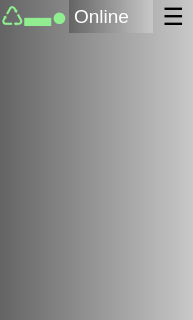
Above: examples/qt/mainwindow.ui from meganz/MEGAchat before the change; both pictures show x 0 to 193 and y 0 to 320 of the 193 by 469 pixel window. Below: the same form after it.
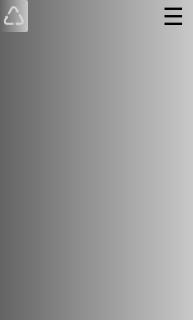
That is the form after the change.

The edit to the form file:
```diff
--- a/examples/qt/mainwindow.ui
+++ b/examples/qt/mainwindow.ui
@@ -13,12 +13,15 @@
   <property name="windowTitle">
    <string>MEGA</string>
   </property>
+  <property name="styleSheet">
+   <string notr="true"/>
+  </property>
   <property name="locale">
    <locale language="English" country="UnitedStates"/>
   </property>
   <widget class="QWidget" name="centralWidget">
    <property name="autoFillBackground">
-    <bool>true</bool>
+    <bool>false</bool>
    </property>
    <property name="styleSheet">
     <string notr="true"/>
@@ -41,6 +44,15 @@
     </property>
     <item>
      <widget class="QWidget" name="horizontalWidget" native="true">
+      <property name="minimumSize">
+       <size>
+        <width>0</width>
+        <height>32</height>
+       </size>
+      </property>
+      <property name="autoFillBackground">
+       <bool>false</bool>
+      </property>
       <property name="styleSheet">
        <string notr="true">background-color:qlineargradient(spread:pad, x1:0, y1:0, x2:1, y2:0, stop:0 rgba(100,100,100,255), stop:1 rgba(200,200,200,255));
 
@@ -49,7 +61,7 @@
       </property>
       <layout class="QHBoxLayout" name="horizontalLayout_6" stretch="0,1,0">
        <property name="spacing">
-        <number>1</number>
+        <number>0</number>
        </property>
        <property name="leftMargin">
         <number>0</number>
@@ -61,59 +73,54 @@
         <number>0</number>
        </property>
        <property name="bottomMargin">
-        <number>8</number>
+        <number>0</number>
        </property>
        <item>
-        <widget class="QLabel" name="mOnlineDisplay">
+        <widget class="QToolButton" name="mOnlineStatusBtn">
          <property name="sizePolicy">
-          <sizepolicy hsizetype="MinimumExpanding" vsizetype="MinimumExpanding">
+          <sizepolicy hsizetype="MinimumExpanding" vsizetype="Expanding">
            <horstretch>0</horstretch>
            <verstretch>0</verstretch>
           </sizepolicy>
          </property>
          <property name="minimumSize">
           <size>
-           <width>24</width>
-           <height>24</height>
+           <width>28</width>
+           <height>32</height>
+          </size>
+         </property>
+         <property name="maximumSize">
+          <size>
+           <width>26</width>
+           <height>32</height>
           </size>
          </property>
          <property name="font">
           <font>
            <pointsize>20</pointsize>
+           <weight>50</weight>
+           <bold>false</bold>
           </font>
          </property>
          <property name="autoFillBackground">
           <bool>false</bool>
          </property>
          <property name="styleSheet">
-          <string notr="true">color:lightgreen;
-background-color: rgba(0,0,0,0);</string>
-         </property>
-         <property name="lineWidth">
-          <number>0</number>
-         </property>
-         <property name="midLineWidth">
-          <number>0</number>
+          <string notr="true">    color: lightgray;
+    border: 0px;
+    border-radius: 2px;
+    background-color: qlineargradient(spread:pad, x1:0, y1:0, x2:0, y2:1,
+        stop:0 rgba(100,100,100,255),
+        stop:1 rgba(160,160,160,255));
+</string>
          </property>
          <property name="text">
-          <string>♺▬●</string>
-         </property>
-         <property name="textFormat">
-          <enum>Qt::PlainText</enum>
-         </property>
-         <property name="scaledContents">
-          <bool>false</bool>
-         </property>
-         <property name="alignment">
-          <set>Qt::AlignCenter</set>
-         </property>
-         <property name="indent">
-          <number>0</number>
+          <string>♺</string>
          </property>
         </widget>
        </item>
        <item>
-        <widget class="QComboBox" name="mStatusCombo">
+        <widget class="QLabel" name="mOnlineStatusDisplay">
          <property name="sizePolicy">
           <sizepolicy hsizetype="Preferred" vsizetype="Expanding">
            <horstretch>0</horstretch>
@@ -135,55 +142,14 @@
           <bool>false</bool>
          </property>
          <property name="styleSheet">
-          <string notr="true">QComboBox
-{
-    color: white;
-    background-color: qlineargradient(spread:pad, x1:0, y1:0, x2:1, y2:1,
-         stop:0 rgba(100,100,100,255),
-         stop:1 rgba(200,200,200,255));
-    border: 0px white;
-}
-
-QComboBox QAbstractItemView 
-{
-    background-color: red;
-    border: 0px solid;
-    margin: 0px;
-    padding: 0px 0px 0px 0px;
-}
-
-QComboBox:drop-down
-{
-    border-width: 0px; 
-}
+          <string notr="true">color: white;
+background-color:rgba(0,0,0,0);
+border: 0px;
 </string>
          </property>
-         <property name="editable">
-          <bool>false</bool>
+         <property name="text">
+          <string/>
          </property>
-         <property name="frame">
-          <bool>false</bool>
-         </property>
-         <item>
-          <property name="text">
-           <string>Online</string>
-          </property>
-         </item>
-         <item>
-          <property name="text">
-           <string>Away</string>
-          </property>
-         </item>
-         <item>
-          <property name="text">
-           <string>DnD</string>
-          </property>
-         </item>
-         <item>
-          <property name="text">
-           <string>Offline</string>
-          </property>
-         </item>
         </widget>
        </item>
        <item>
@@ -218,7 +184,7 @@
           <string notr="true">QToolButton
 {
   background-color:rgba(0,0,0,0);
-  border: 1px;
+  border: 0px;
   color: black;
 }
 QToolButton:hover
@@ -269,15 +235,13 @@
        <string notr="true">QListWidget
 {
 background-color:qlineargradient(spread:pad, x1:0, y1:0, x2:1, y2:0, stop:0 rgba(100,100,100,255), stop:1 rgba(200,200,200,255));
+border-radius: 10px;
 }
 </string>
       </property>
       <property name="frameShape">
        <enum>QFrame::NoFrame</enum>
       </property>
-      <property name="lineWidth">
-       <number>0</number>
-      </property>
       <property name="sizeAdjustPolicy">
        <enum>QAbstractScrollArea::AdjustToContents</enum>
       </property>
```
Left out of the diff: 5 changed lines with no effect on the pictures.
